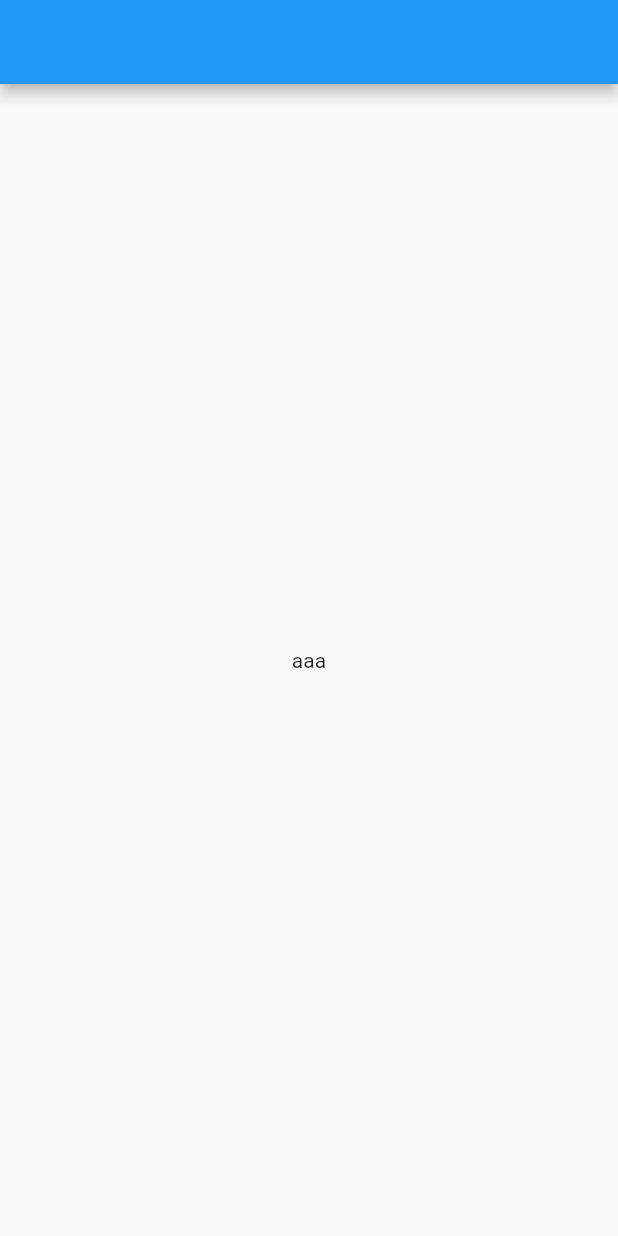
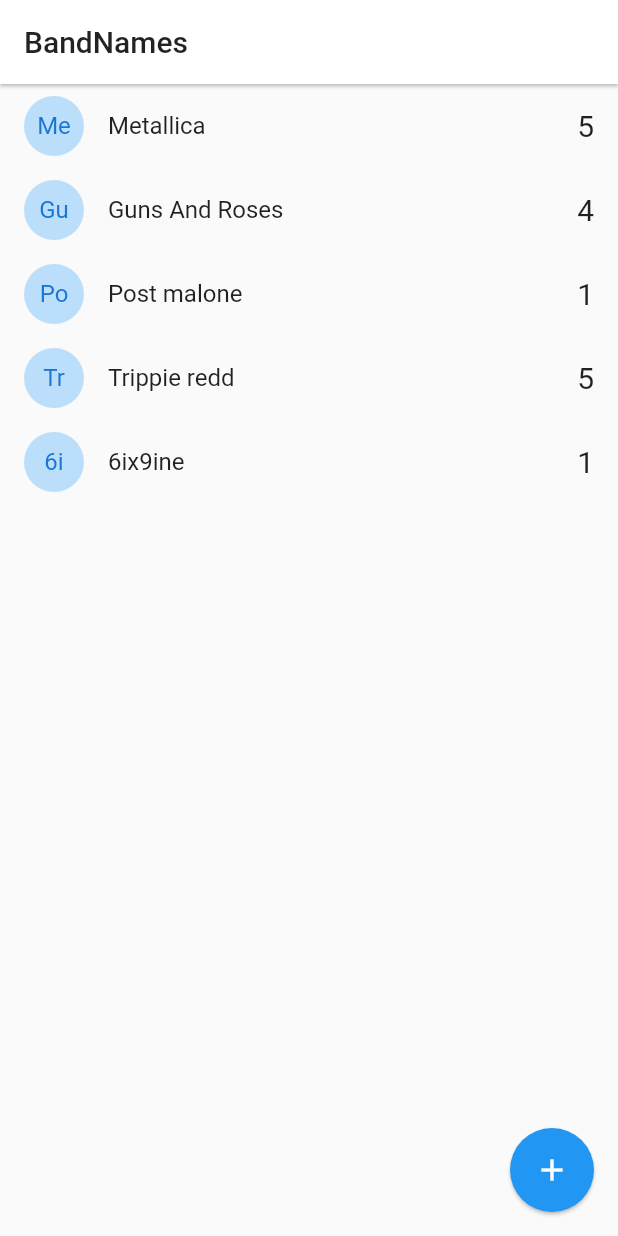
Before and after one commit to paulveliz/flutter-band-names, a Flutter app: the screen it shows after launch, on a phone screen of 412 x 824 dp. Run offline on Flutter 3.47's test engine with Material 2 defaults, Android fonts, the phone set to English and light mode, and no system bars.

Commit message:
HomePage Design
- Se elaboro el diseño del homepage.

```diff
--- a/lib/src/pages/home.dart
+++ b/lib/src/pages/home.dart
@@ -1,15 +1,49 @@
+import 'package:bandnamesapp/src/models/band.dart';
 import 'package:flutter/material.dart';
 
-class Home extends StatelessWidget {
-  const Home({Key key}) : super(key: key);
+class Home extends StatefulWidget {
+  @override
+  _HomeState createState() => _HomeState();
+}
+
+class _HomeState extends State<Home> {
+  List<Band> bands = [
+    new Band(id: '1', name: 'Metallica', votes: 5),
+    new Band(id: '2', name: 'Guns And Roses', votes: 4),
+    new Band(id: '3', name: 'Post malone', votes: 1),
+    new Band(id: '4', name: 'Trippie redd', votes: 5),
+    new Band(id: '5', name: '6ix9ine', votes: 1)
+  ];
 
   @override
   Widget build(BuildContext context) {
     return Scaffold(
-      appBar: AppBar(),
-      body: Container(
-        child: Center(child: Text('aaa'),),
+      appBar: AppBar(
+        backgroundColor: Colors.white,
+        elevation: 1,
+        title: Text('BandNames', style: TextStyle(color: Colors.black87)),
+      ),
+      body: ListView.builder(
+        itemCount: bands.length,
+        itemBuilder: (_, i) => bandTile(bands[i])
+      ),
+      floatingActionButton: FloatingActionButton(
+        child: Icon(Icons.add),
+        elevation: 1,
+        onPressed: (){},
       ),
     );
   }
+
+  ListTile bandTile(Band banda) {
+    return ListTile(
+      title: Text(banda.name),
+      trailing: Text('${banda.votes}', style: TextStyle(fontSize: 20)),
+        leading: CircleAvatar(
+          child: Text(banda.name.substring(0,2)),
+          backgroundColor: Colors.blue[100],
+        ),
+        onTap: (){},
+    );
+  }
 }
```
